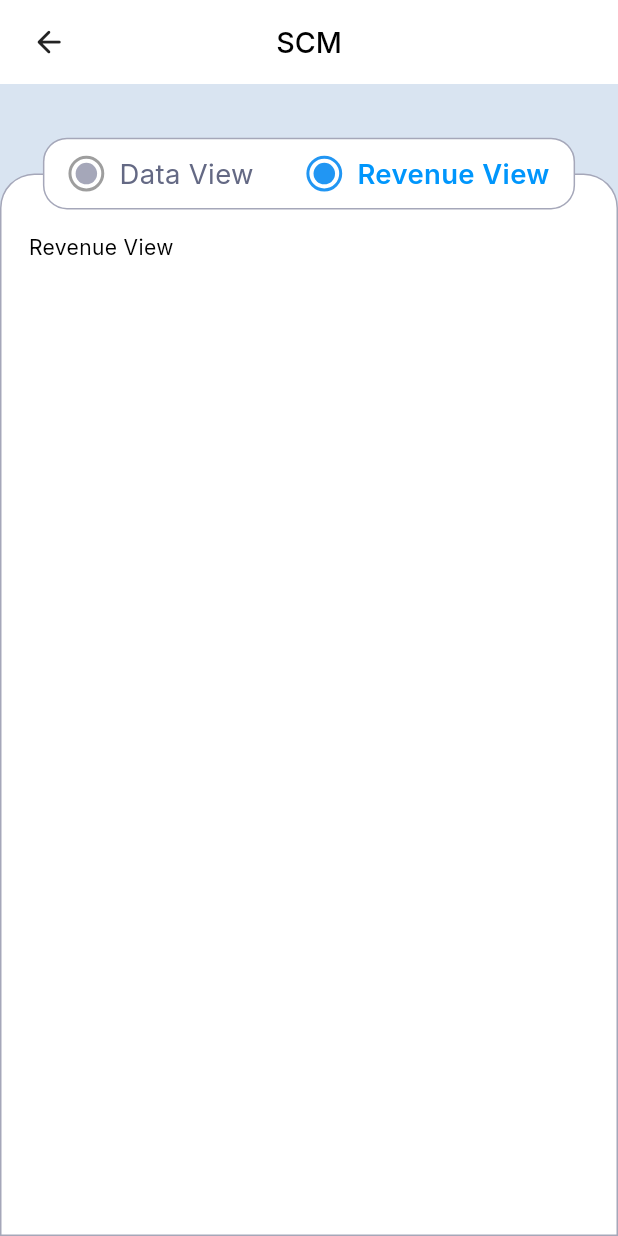
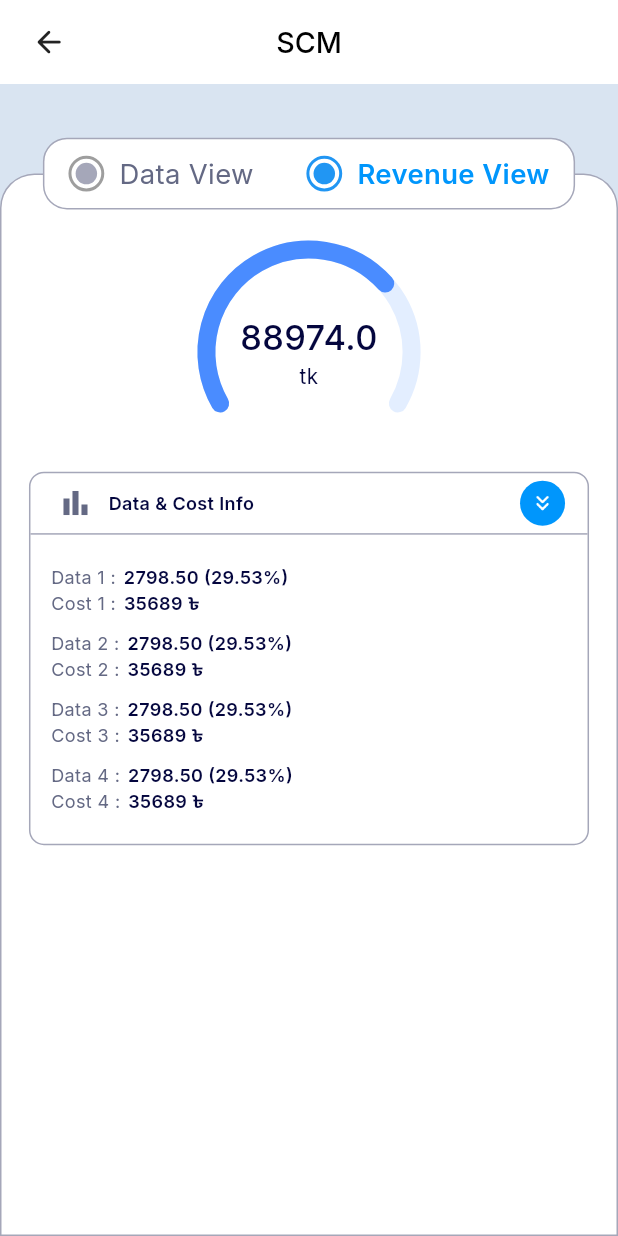
Before and after one commit to mehedidevv/Scube-assesment, a Flutter app: the DataView screen opened directly, after a tap on "Custom Date Data", after a tap on "Revenue View", on a phone screen of 412 x 824 dp. Run offline on Flutter 3.47's test engine with Material 3 defaults, Android fonts, the phone set to English and light mode, and no system bars; our stand-ins replace flutter_screenutil, font_awesome_flutter, get, get_storage, google_fonts; accounts and stored records are empty.

Commit message:
Ui Implementation Complete according to Figma Design

```diff
--- a/lib/core/network/appStorage.dart
+++ b/lib/core/network/appStorage.dart
@@ -9,22 +9,18 @@ class StorageService {
     await GetStorage.init();
   }
 
-  // Write data to storage
   Future<void> write(String key, dynamic value) async {
     await _box.write(key, value);
   }
 
-  // Read data from storage
   T? read<T>(String key) {
     return _box.read<T>(key);
   }
 
-  // Remove data from storage
   Future<void> remove(String key) async {
     await _box.remove(key);
   }
 
-  // Clear all data from storage
   Future<void> clear() async {
     await _box.erase();
   }
--- a/lib/core/utils/appImages.dart
+++ b/lib/core/utils/appImages.dart
@@ -1,5 +1,6 @@
 class AppImages {
   static String logoScube = "assets/images/logoScube.png";
+  static String scubeLogo = "assets/images/scubeLogo.png";
   static String notification = "assets/images/notification.png";
   static String analysis = "assets/images/analysis.png";
   static String dGenarator = "assets/images/dGenarator.png";
@@ -10,6 +11,7 @@ class AppImages {
   static String dataTypeTwo = "assets/images/dataTypeTwo.png";
   static String power = "assets/images/power.png";
   static String noData = "assets/images/noData.png";
+  static String doubleArrow = "assets/images/doubleArrow.png";
 
 
 }
--- a/lib/features/authenticationView/view/signInView.dart
+++ b/lib/features/authenticationView/view/signInView.dart
@@ -29,13 +29,13 @@ class SignInView extends StatelessWidget {
                 mainAxisAlignment: MainAxisAlignment.center,
                 children: [
                   Container(
-                    width: 80,
-                    height: 80,
+                    width: 100,
+                    height: 100,
                     decoration: BoxDecoration(
-                      color: Colors.white,
+                      color: Colors.transparent,
                       shape: BoxShape.circle,
                     ),
-                    child: Image.asset(AppImages.logoScube),
+                    child: Image.asset(AppImages.scubeLogo),
                   ),
 
                   heightBox14,
--- /dev/null
+++ b/lib/features/homeView/controller/dateController.dart
@@ -0,0 +1,25 @@
+import 'package:get/get.dart';
+import 'package:flutter/material.dart';
+
+class DateController extends GetxController {
+  RxString fromDate = ''.obs;
+  RxString toDate = ''.obs;
+
+  Future<void> pickDate(BuildContext context, bool isFromDate) async {
+    DateTime? pickedDate = await showDatePicker(
+      context: context,
+      initialDate: DateTime.now(),
+      firstDate: DateTime(2000),
+      lastDate: DateTime(2100),
+    );
+
+    if (pickedDate != null) {
+      final formattedDate = "${pickedDate.year}-${pickedDate.month.toString().padLeft(2,'0')}-${pickedDate.day.toString().padLeft(2,'0')}";
+      if (isFromDate) {
+        fromDate.value = formattedDate;
+      } else {
+        toDate.value = formattedDate;
+      }
+    }
+  }
+}
--- a/lib/features/homeView/dataView/view/dataViewWidget.dart
+++ b/lib/features/homeView/dataView/view/dataViewWidget.dart
@@ -13,7 +13,6 @@ class DataViewWidget extends StatefulWidget {
 }
 
 class _DataViewWidgetState extends State<DataViewWidget> {
-  // By default Today Data selected
   bool isTodaySelected = true;
 
   @override
@@ -27,6 +26,7 @@ class _DataViewWidgetState extends State<DataViewWidget> {
           // Semi-circular gauge
           Center(
             child: SemiCircularGauge(
+              number: 70,
               value: 70,
               maxValue: 100,
               unitText: 'kWh/Sqft',
--- a/lib/features/homeView/dataView/widget/customDateWidget.dart
+++ b/lib/features/homeView/dataView/widget/customDateWidget.dart
@@ -1,9 +1,12 @@
 import 'package:flutter/material.dart';
 import 'package:flutter_screenutil/flutter_screenutil.dart';
+import 'package:get/get.dart';
+import 'package:get/get_core/src/get_main.dart';
 import 'package:scube_accessment/common/commonWidget/customTextField.dart';
 import 'package:scube_accessment/common/components/customSize.dart';
 import 'package:scube_accessment/features/homeView/dataView/widget/singleEnergyWidget.dart';
 import '../../../../common/commonWidget/customText.dart';
+import '../../controller/dateController.dart';
 
 class CustomDateWidget extends StatelessWidget {
   CustomDateWidget({super.key});
@@ -40,6 +43,10 @@ class CustomDateWidget extends StatelessWidget {
     },
   ];
 
+
+  final DateController dateController = Get.put(DateController());
+
+
   @override
   Widget build(BuildContext context) {
     return Column(
@@ -48,21 +55,27 @@ class CustomDateWidget extends StatelessWidget {
         Row(
           children: [
             Expanded(
-              child: CustomTextField(
+              child: Obx(() => CustomTextField(
+                controller: TextEditingController(text: dateController.fromDate.value),
                 hintText: 'From Date',
                 showObscure: false,
                 postfixIcon: Icons.calendar_today_outlined,
-              ),
+                onPostfixTap: () {
+                  dateController.pickDate(context, true);
+                },
+              )),
             ),
-
             widthBox10,
-
             Expanded(
-              child: CustomTextField(
+              child: Obx(() => CustomTextField(
+                controller: TextEditingController(text: dateController.toDate.value),
                 hintText: 'To Date',
                 showObscure: false,
                 postfixIcon: Icons.calendar_today_outlined,
-              ),
+                onPostfixTap: () {
+                  dateController.pickDate(context, false);
+                },
+              )),
             ),
           ],
         ),
--- a/lib/features/homeView/dataView/widget/semiCircleProgressBar.dart
+++ b/lib/features/homeView/dataView/widget/semiCircleProgressBar.dart
@@ -6,6 +6,7 @@ import 'package:scube_accessment/common/components/customSize.dart';
 import 'package:scube_accessment/features/homeView/dataView/widget/semiCirclePainter.dart';
 
 class SemiCircularGauge extends StatelessWidget {
+  final double number;
   final double value;
   final double maxValue;
   final String unitText;
@@ -15,6 +16,7 @@ class SemiCircularGauge extends StatelessWidget {
 
   const SemiCircularGauge({
     super.key,
+    required this.number,
     required this.value,
     required this.maxValue,
     required this.unitText,
@@ -47,7 +49,7 @@ class SemiCircularGauge extends StatelessWidget {
             mainAxisSize: MainAxisSize.min,
             children: [
               CustomText(
-                text: value.toStringAsFixed(2),
+                text: number.toString(),
                 fontSize: 20.sp,
                 fontWeight: FontWeight.w500,
                 color: const Color(0XFF04063E),
--- a/lib/features/homeView/revenueView/view/revenueWidget.dart
+++ b/lib/features/homeView/revenueView/view/revenueWidget.dart
@@ -1,23 +1,176 @@
 import 'package:flutter/material.dart';
 import 'package:flutter_screenutil/flutter_screenutil.dart';
+import 'package:scube_accessment/core/utils/appImages.dart';
 
 import '../../../../common/commonWidget/customText.dart';
+import '../../../../common/components/customSize.dart';
+import '../../dataView/widget/semiCircleProgressBar.dart';
+import '../widget/customRowWidget.dart';
 
-class RevenueViewWidget extends StatelessWidget {
+class RevenueViewWidget extends StatefulWidget {
   const RevenueViewWidget({super.key});
 
   @override
+  State<RevenueViewWidget> createState() => _RevenueViewWidgetState();
+}
+
+class _RevenueViewWidgetState extends State<RevenueViewWidget>
+    with TickerProviderStateMixin {
+  bool isExpanded = true;
+
+  @override
   Widget build(BuildContext context) {
-    return Container(
-      child: Column(
-        children: [
+    return Column(
+      children: [
+        heightBox20,
 
-          CustomText(
-            text: 'Revenue View',
+        Center(
+          child: SemiCircularGauge(
+            number: 88974,
+            value: 70,
+            maxValue: 100,
+            unitText: 'tk',
           ),
+        ),
 
-        ],
-      ),
+        heightBox20,
+
+        Container(
+          width: double.infinity,
+          decoration: BoxDecoration(
+            color: Colors.white,
+            border: Border.all(color: const Color(0XFFA5A7B9)),
+            borderRadius: BorderRadius.circular(10),
+          ),
+          child: Column(
+            children: [
+
+              /// ================= HEADER (FIXED PART) =================
+              Padding(
+                padding: const EdgeInsets.symmetric(horizontal: 10),
+                child: Row(
+                  mainAxisAlignment: MainAxisAlignment.spaceBetween,
+                  children: [
+
+                    Padding(
+                      padding: EdgeInsets.all(8),
+                      child: Row(
+                        children: [
+                          const Icon(
+                            Icons.bar_chart,
+                            color: Color(0XFF646984),
+                          ),
+                          widthBox10,
+                           CustomText(
+                            text: 'Data & Cost Info',
+                            fontWeight: FontWeight.w600,
+                            fontSize: 12,
+                            color: Color(0XFF04063E),
+                          ),
+                        ],
+                      ),
+                    ),
+
+                    /// Expand / Collapse Button
+                    InkWell(
+                      onTap: () {
+                        setState(() {
+                          isExpanded = !isExpanded;
+                        });
+                      },
+                      child: AnimatedRotation(
+                        turns: isExpanded ? 0.5 : 0.0,
+                        duration: const Duration(milliseconds: 300),
+                        child: Container(
+                          height: 30,
+                          width: 40,
+                          decoration: const BoxDecoration(
+                            color: Color(0XFF0096FC),
+                            shape: BoxShape.circle,
+                          ),
+                          child: Center(
+                            child: Image.asset(
+                              AppImages.doubleArrow,
+                              height: 16,
+                              width: 16,
+                            ),
+                          ),
+                        ),
+                      ),
+                    ),
+                  ],
+                ),
+              ),
+
+
+              if (isExpanded)
+                Container(
+                  height: 1,
+                  //margin: const EdgeInsets.symmetric(horizontal: 10),
+                  color: const Color(0XFFA5A7B9),
+                ),
+
+
+              /// ================= EXPANDABLE CONTENT =================
+              AnimatedSize(
+                duration: const Duration(milliseconds: 300),
+                curve: Curves.easeInOut,
+                child: isExpanded
+                    ? Padding(
+                  padding: const EdgeInsets.symmetric(
+                      horizontal: 12, vertical: 20),
+                  child: Column(
+                    children: [
+                      CustomRowWidget(
+                        data: 'Data 1',
+                        value: '2798.50 (29.53%)',
+                      ),
+                      CustomRowWidget(
+                        data: 'Cost 1',
+                        value: '35689 ৳',
+                      ),
+
+                      heightBox10,
+
+                      CustomRowWidget(
+                        data: 'Data 2',
+                        value: '2798.50 (29.53%)',
+                      ),
+                      CustomRowWidget(
+                        data: 'Cost 2',
+                        value: '35689 ৳',
+                      ),
+
+                      heightBox10,
+
+                      CustomRowWidget(
+                        data: 'Data 3',
+                        value: '2798.50 (29.53%)',
+                      ),
+                      CustomRowWidget(
+                        data: 'Cost 3',
+                        value: '35689 ৳',
+                      ),
+
+                      heightBox10,
+
+                      CustomRowWidget(
+                        data: 'Data 4',
+                        value: '2798.50 (29.53%)',
+                      ),
+                      CustomRowWidget(
+                        data: 'Cost 4',
+                        value: '35689 ৳',
+                      ),
+                    ],
+                  ),
+                )
+                    : const SizedBox(),
+              ),
+            ],
+          ),
+        ),
+      ],
     );
   }
 }
--- /dev/null
+++ b/lib/features/homeView/revenueView/widget/customRowWidget.dart
@@ -0,0 +1,36 @@
+import 'package:flutter/material.dart';
+
+import '../../../../common/commonWidget/customText.dart';
+
+class CustomRowWidget extends StatelessWidget {
+
+  final String data;
+  final String value;
+  const CustomRowWidget({
+    super.key, required this.data, required this.value,
+  });
+
+  @override
+  Widget build(BuildContext context) {
+    return Row(
+      children: [
+
+        CustomText(
+          text: '$data : ',
+          fontSize: 12,
+          fontWeight: FontWeight.w400,
+          color: Color(0XFF646984),
+        ),
+
+        CustomText(
+          text: ' $value',
+          fontSize: 12,
+          fontWeight: FontWeight.w600,
+          color: Color(0XFF04063E),
+        ),
+
+
+      ],
+    );
+  }
+}
```
Also changed, not shown: assets/images/doubleArrow.png (added), assets/images/scubeLogo.png (added), pubspec.lock.
